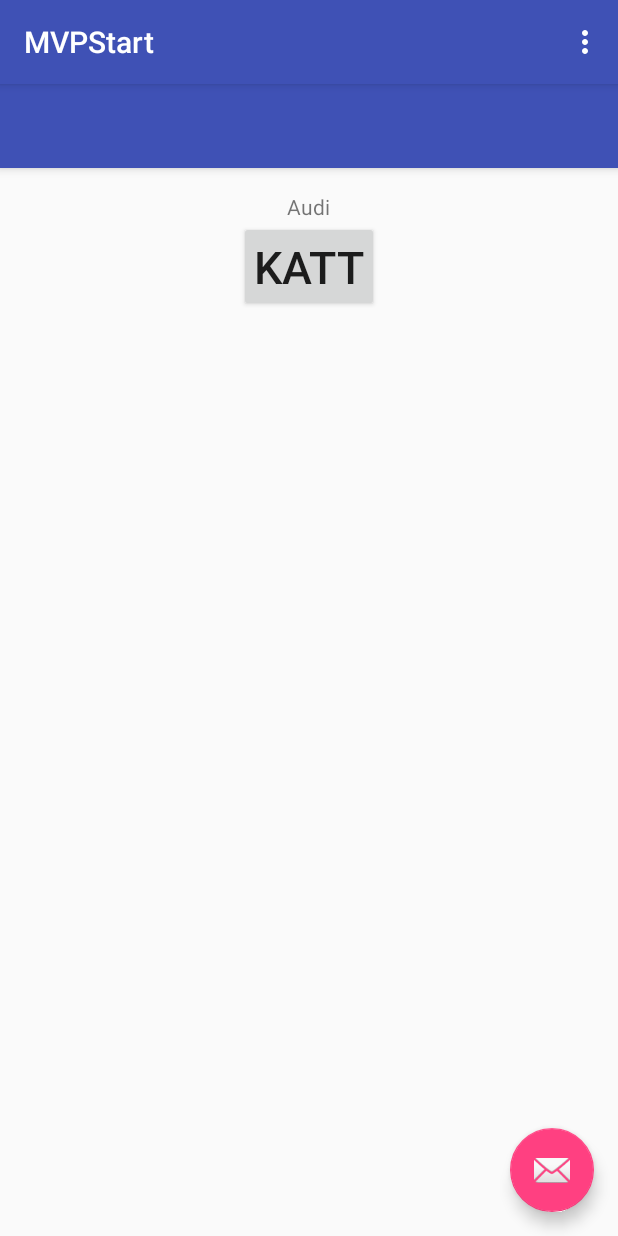
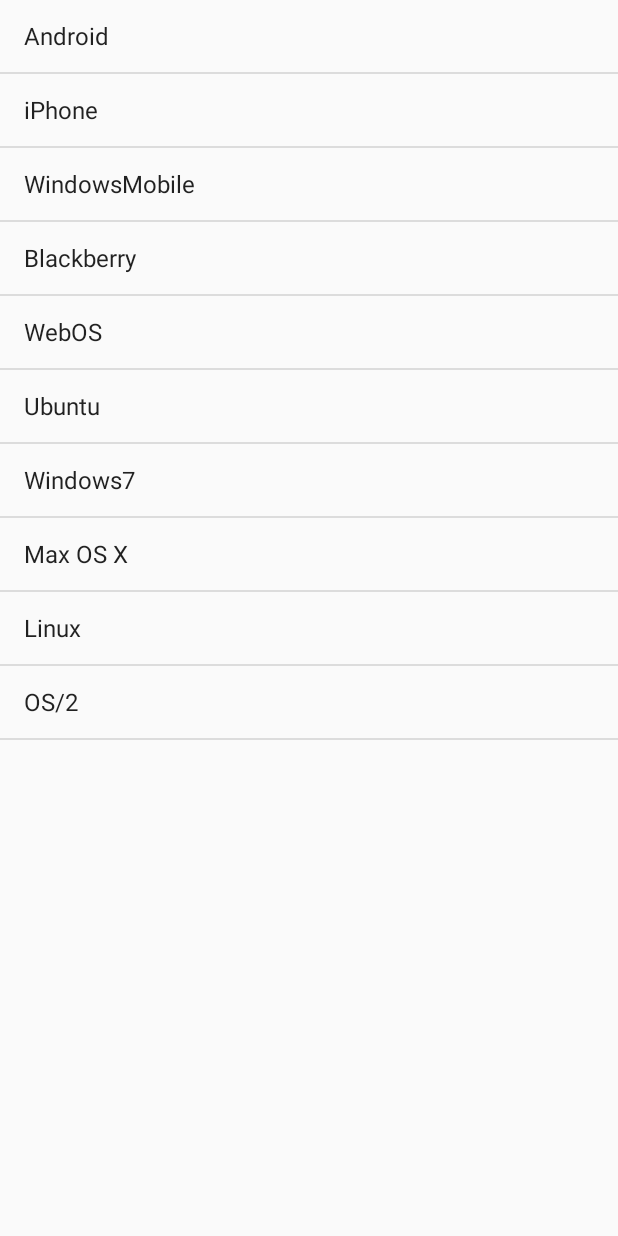
Before and after one commit to gbartfay/CarInfo, an Android app: the screen it shows after launch (MainActivity before the commit, BrandListActivity after it), after a tap on "KATT", on a phone screen of 412 x 824 dp. Run offline under Robolectric (Android 15) with nearby library versions, the phone set to English and light mode, and no system bars; our stand-ins replace Dagger/Hilt's generated code.

Commit message:
Added BrandListView classes

```diff
--- a/app/src/main/AndroidManifest.xml
+++ b/app/src/main/AndroidManifest.xml
@@ -16,6 +16,8 @@
                 <category android:name="android.intent.category.LAUNCHER" />
             </intent-filter>
         </activity>
+        <activity android:name=".view.BrandListActivity">
+        </activity>
     </application>
 
 </manifest>
--- a/app/src/main/java/bme/hu/carinfo/MyApplicationComponent.java
+++ b/app/src/main/java/bme/hu/carinfo/MyApplicationComponent.java
@@ -5,6 +5,7 @@ import javax.inject.Singleton;
 import bme.hu.carinfo.interactor.InteractorModule;
 import bme.hu.carinfo.interactor.MyInteractor;
 import bme.hu.carinfo.model.ModelModule;
+import bme.hu.carinfo.presenter.BrandListPresenter;
 import bme.hu.carinfo.presenter.MainPresenter;
 import bme.hu.carinfo.view.MainActivity;
 import bme.hu.carinfo.view.ViewModule;
@@ -20,4 +21,6 @@ public interface MyApplicationComponent {
         void inject(MainPresenter mainPresenter);
 
         void inject(MyInteractor stringInteractor);
+
+        void inject(BrandListPresenter brandListPresenter);
 }
--- /dev/null
+++ b/app/src/main/java/bme/hu/carinfo/view/BrandListActivity.java
@@ -0,0 +1,37 @@
+package bme.hu.carinfo.view;
+
+import android.app.ListActivity;
+import android.os.Bundle;
+import android.view.View;
+import android.widget.ArrayAdapter;
+import android.widget.ListView;
+import android.widget.TextView;
+import android.widget.Toast;
+
+import bme.hu.carinfo.R;
+
+/**
+ * Created by mobsoft on 2016. 04. 25..
+ */
+public class BrandListActivity extends ListActivity implements BrandListView{
+    public void onCreate(Bundle icicle) {
+        super.onCreate(icicle);
+        String[] values = new String[] { "Android", "iPhone", "WindowsMobile",
+                "Blackberry", "WebOS", "Ubuntu", "Windows7", "Max OS X",
+                "Linux", "OS/2" };
+        ArrayAdapter<String> adapter = new ArrayAdapter<String>(this,
+                android.R.layout.simple_list_item_1, values);
+        setListAdapter(adapter);
+    }
+
+    @Override
+    protected void onListItemClick(ListView l, View v, int position, long id) {
+        String item = (String) getListAdapter().getItem(position);
+        Toast.makeText(this, item + " selected", Toast.LENGTH_LONG).show();
+    }
+
+    @Override
+    public void showString(String s) {
+        ((TextView)findViewById(R.id.tvPrint)).setText(s);
+    }
+}
--- /dev/null
+++ b/app/src/main/java/bme/hu/carinfo/view/BrandListView.java
@@ -0,0 +1,8 @@
+package bme.hu.carinfo.view;
+
+/**
+ * Created by mobsoft on 2016. 04. 25..
+ */
+public interface BrandListView {
+    void showString(String s);
+}
--- a/app/src/main/java/bme/hu/carinfo/view/MainActivity.java
+++ b/app/src/main/java/bme/hu/carinfo/view/MainActivity.java
@@ -1,6 +1,7 @@
 
 package bme.hu.carinfo.view;
 
+import android.content.Intent;
 import android.os.Bundle;
 import android.support.design.widget.FloatingActionButton;
 import android.support.design.widget.Snackbar;
@@ -28,8 +29,7 @@ public class MainActivity extends AppCompatActivity implements MainView {
     protected void onCreate(Bundle savedInstanceState) {
         super.onCreate(savedInstanceState);
         setContentView(R.layout.activity_main);
-        Toolbar toolbar = (Toolbar) findViewById(R.id.toolbar);
-       // setSupportActionBar(toolbar);
+
 
         MyApplication.injector.inject(this);
 
@@ -46,7 +46,9 @@ public class MainActivity extends AppCompatActivity implements MainView {
 
             @Override
             public void onClick(View v) {
-                mainPresenter.doStuff();
+                //mainPresenter.doStuff();
+                Intent intent = new Intent(getApplicationContext(), BrandListActivity.class);
+                startActivity(intent);
             }
         });
     }
```
Also changed, not shown: app/src/main/java/bme/hu/carinfo/presenter/BrandListPresenter.java (added, +26 -0 lines).
